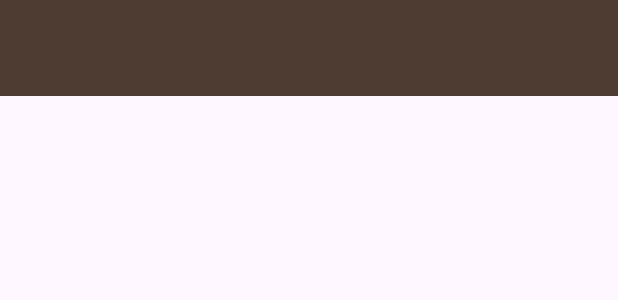
After one commit to micaigulag/damaTDP, an Android app: the layout about.xml on its own in the app's theme, with its tools: preview values and no code run, on a phone screen of 412 x 824 dp. The commit adds this screen. Shown: the top 300 px of the screen. Run offline under Robolectric (Android 15) with nearby library versions, the phone set to English and light mode, and no system bars.

Commit message:
Iniziata activity di about

```diff
--- /dev/null
+++ b/app/src/main/res/layout/about.xml
@@ -0,0 +1,24 @@
+<?xml version="1.0" encoding="utf-8"?>
+<LinearLayout
+    xmlns:android="http://schemas.android.com/apk/res/android"
+    xmlns:app="http://schemas.android.com/apk/res-auto"
+    android:layout_width="match_parent"
+    android:layout_height="match_parent"
+    android:orientation="vertical"
+    >
+    <androidx.appcompat.widget.Toolbar
+        android:layout_width="match_parent"
+        android:layout_height="?attr/actionBarSize"
+        android:background="@color/brown"
+        android:theme="@style/ThemeOverlay.AppCompat.Dark.ActionBar"
+        app:popupTheme="@style/ThemeOverlay.AppCompat.Light"/>
+
+        <TextView
+            android:layout_width="match_parent"
+            android:layout_height="wrap_content"
+            />
+
+
+
+
+</LinearLayout>
--- a/app/src/main/res/values/colors.xml
+++ b/app/src/main/res/values/colors.xml
@@ -2,4 +2,5 @@
 <resources>
     <color name="black">#FF000000</color>
     <color name="white">#FFFFFFFF</color>
+    <color name="brown">#4e3b31</color>
 </resources>
```
